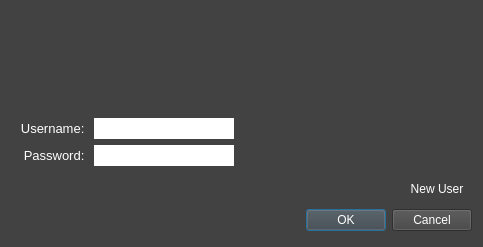
This is src/Ventilate/VentilateClient/ventilate_login.ui in Ixirsii/Ventilate as Qt 5 draws it before an edit. The edited form follows.
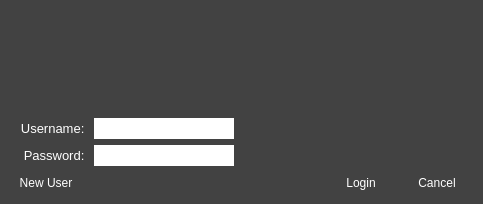
This is the edited form. Icons and pictures are not drawn.

```diff
--- a/src/Ventilate/VentilateClient/ventilate_login.ui
+++ b/src/Ventilate/VentilateClient/ventilate_login.ui
@@ -7,7 +7,7 @@
     <x>0</x>
     <y>0</y>
     <width>479</width>
-    <height>247</height>
+    <height>204</height>
    </rect>
   </property>
   <property name="sizePolicy">
@@ -217,6 +217,37 @@
    </item>
    <item>
     <layout class="QHBoxLayout" name="newUserLayout">
+     <item>
+      <widget class="QPushButton" name="newUserButton">
+       <property name="minimumSize">
+        <size>
+         <width>70</width>
+         <height>21</height>
+        </size>
+       </property>
+       <property name="maximumSize">
+        <size>
+         <width>70</width>
+         <height>21</height>
+        </size>
+       </property>
+       <property name="baseSize">
+        <size>
+         <width>70</width>
+         <height>21</height>
+        </size>
+       </property>
+       <property name="styleSheet">
+        <string notr="true">color:rgb(255,255,255);</string>
+       </property>
+       <property name="text">
+        <string>New User</string>
+       </property>
+       <property name="flat">
+        <bool>true</bool>
+       </property>
+      </widget>
+     </item>
      <item>
       <spacer name="newUserSpace">
        <property name="orientation">
@@ -225,13 +256,13 @@
        <property name="sizeHint" stdset="0">
         <size>
          <width>40</width>
-         <height>20</height>
+         <height>0</height>
         </size>
        </property>
       </spacer>
      </item>
      <item>
-      <widget class="QPushButton" name="newUserButton">
+      <widget class="QPushButton" name="loginButton">
        <property name="minimumSize">
         <size>
          <width>70</width>
@@ -254,7 +285,41 @@
         <string notr="true">color:rgb(255,255,255);</string>
        </property>
        <property name="text">
-        <string>New User</string>
+        <string>Login</string>
+       </property>
+       <property name="default">
+        <bool>true</bool>
+       </property>
+       <property name="flat">
+        <bool>true</bool>
+       </property>
+      </widget>
+     </item>
+     <item>
+      <widget class="QPushButton" name="cancelButton">
+       <property name="minimumSize">
+        <size>
+         <width>70</width>
+         <height>21</height>
+        </size>
+       </property>
+       <property name="maximumSize">
+        <size>
+         <width>70</width>
+         <height>21</height>
+        </size>
+       </property>
+       <property name="baseSize">
+        <size>
+         <width>70</width>
+         <height>21</height>
+        </size>
+       </property>
+       <property name="styleSheet">
+        <string notr="true">color:rgb(255,255,255);</string>
+       </property>
+       <property name="text">
+        <string>Cancel</string>
        </property>
        <property name="flat">
         <bool>true</bool>
@@ -263,35 +328,6 @@
      </item>
     </layout>
    </item>
-   <item>
-    <widget class="QDialogButtonBox" name="buttonBox">
-     <property name="minimumSize">
-      <size>
-       <width>0</width>
-       <height>31</height>
-      </size>
-     </property>
-     <property name="maximumSize">
-      <size>
-       <width>16777215</width>
-       <height>31</height>
-      </size>
-     </property>
-     <property name="styleSheet">
-      <string notr="true">background-color: rgb(66, 66, 66);
-color: rgb(255, 255, 255);</string>
-     </property>
-     <property name="locale">
-      <locale language="English" country="UnitedStates"/>
-     </property>
-     <property name="orientation">
-      <enum>Qt::Horizontal</enum>
-     </property>
-     <property name="standardButtons">
-      <set>QDialogButtonBox::Cancel|QDialogButtonBox::Ok</set>
-     </property>
-    </widget>
-   </item>
   </layout>
   <zorder>buttonBox</zorder>
   <zorder>title</zorder>
```
Left out of the diff: 40 changed lines with no effect on the pictures.
